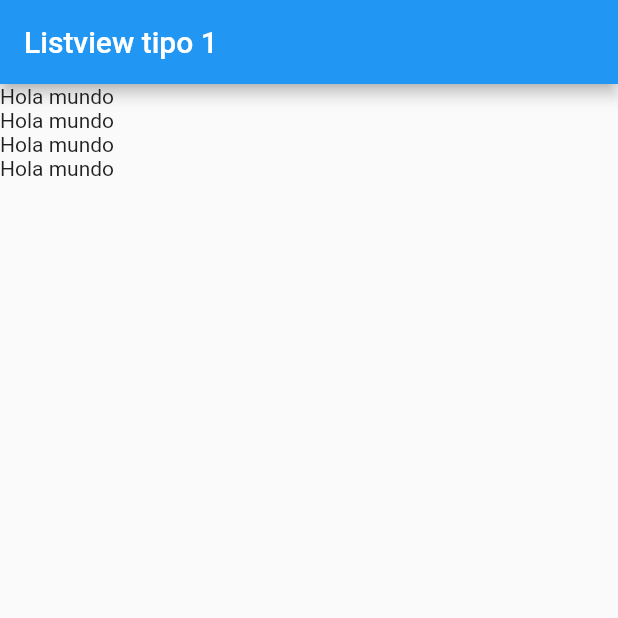
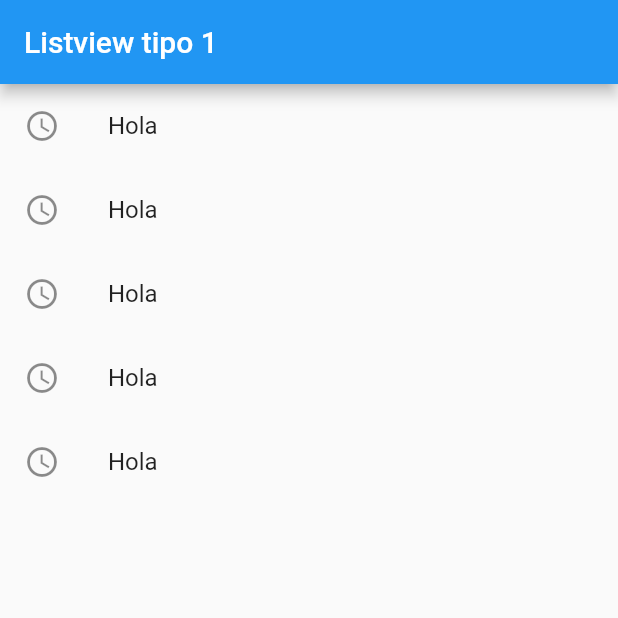
Before and after one commit to Tikiva/Flutter_components, a Flutter app: the screen it shows after launch, on a phone screen of 412 x 824 dp, the top half of it. Run offline on Flutter 3.47's test engine with Material 2 defaults, Android fonts, the phone set to English and light mode, and no system bars.

Commit message:
FLUTTER-Components 0001 ListTitle

```diff
--- a/lib/screens/listview1_screen.dart
+++ b/lib/screens/listview1_screen.dart
@@ -11,13 +11,35 @@ class Listview1Screen extends StatelessWidget {
         title:  const Text('Listview tipo 1'),
       ),
       body: ListView(
-         children: const [
-           Text('Hola mundo'),
-           Text('Hola mundo'),
-           Text('Hola mundo'),
-           Text('Hola mundo'),
+        //  children: const [
+        //    Text('Hola mundo'),
+        //    Text('Hola mundo'),
+        //    Text('Hola mundo'),
+        //    Text('Hola mundo'),
 
-         ],
+        //  ],
+        children: const [
+          ListTile(
+            leading: Icon(Icons.access_time_sharp),
+            title: Text('Hola'),
+          ),
+          ListTile(
+            leading: Icon(Icons.access_time_sharp),
+            title: Text('Hola'),
+          ),
+          ListTile(
+            leading: Icon(Icons.access_time_sharp),
+            title: Text('Hola'),
+          ),
+          ListTile(
+            leading: Icon(Icons.access_time_sharp),
+            title: Text('Hola'),
+          ),
+          ListTile(
+            leading: Icon(Icons.access_time_sharp),
+            title: Text('Hola'),
+          ),
+        ],
 
         )
 
```
